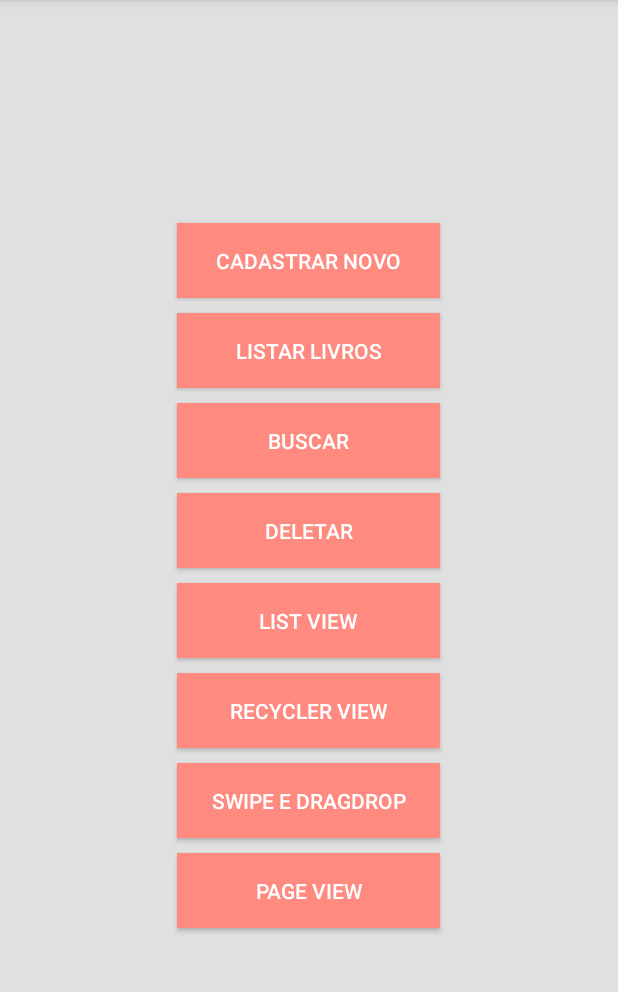
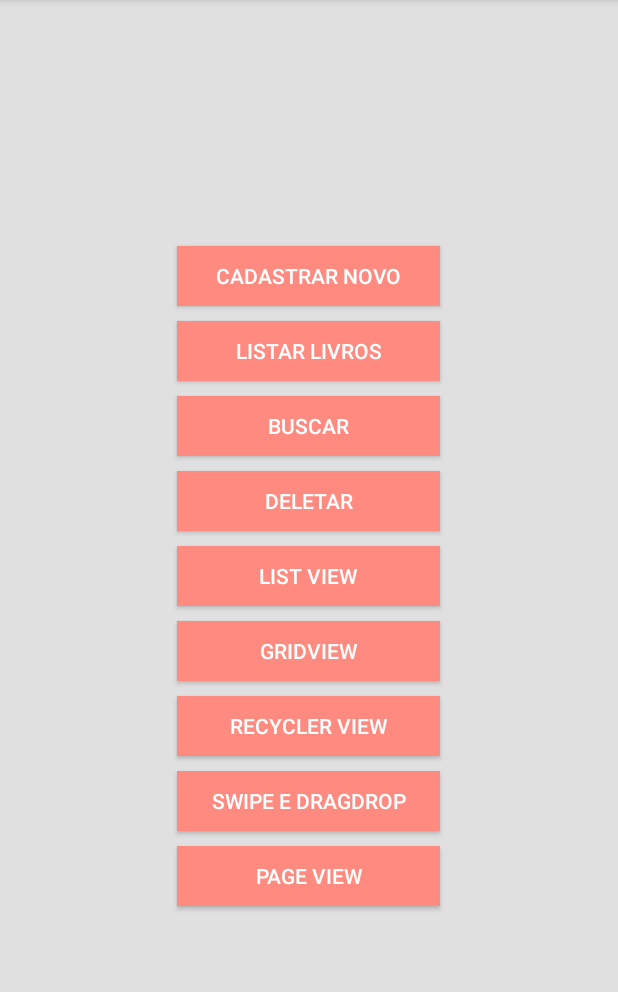
Before and after one commit to BiaChacon/MeusLivros, an Android app: the screen it shows after launch (MainActivity), on a phone screen of 412 x 824 dp, the part 84-1076 px from its top. Run offline under Robolectric (Android 15) with nearby library versions, the phone set to English and light mode, and no system bars.

Commit message:
GridView

```diff
--- a/app/src/main/AndroidManifest.xml
+++ b/app/src/main/AndroidManifest.xml
@@ -9,8 +9,9 @@
         android:roundIcon="@mipmap/ic_launcher_round"
         android:supportsRtl="true"
         android:theme="@style/AppTheme">
-        <activity android:name=".PageViewActivity"></activity>
-        <activity android:name=".SwipeDragDropActivity"></activity>
+        <activity android:name=".GridViewActivity"></activity>
+        <activity android:name=".PageViewActivity" />
+        <activity android:name=".SwipeDragDropActivity" />
         <activity android:name=".RecyclerViewActivity" />
         <activity android:name=".ListViewActivity" />
         <activity android:name=".DeletarLivrosActivity" />
--- a/app/src/main/java/com/biachacon/meuslivros/MainActivity.kt
+++ b/app/src/main/java/com/biachacon/meuslivros/MainActivity.kt
@@ -40,6 +40,11 @@ class MainActivity : AppCompatActivity() {
              var i = Intent(this, ListViewActivity::class.java)
              startActivity(i)
          }
+
+        gridViewBt.setOnClickListener {
+            var i = Intent(this, GridViewActivity::class.java)
+            startActivity(i)
+        }
 
          recyclerViewBt.setOnClickListener {
              var i = Intent(this, RecyclerViewActivity::class.java)
--- a/app/src/main/res/layout/activity_main.xml
+++ b/app/src/main/res/layout/activity_main.xml
@@ -12,7 +12,7 @@
     <Button
         android:id="@+id/cadastrarBt"
         android:layout_width="175dp"
-        android:layout_height="50dp"
+        android:layout_height="40dp"
         android:background="@color/colorPrimary"
         android:text="@string/cadastrar_novo"
         android:textColor="@color/branco" />
@@ -20,7 +20,7 @@
     <Button
         android:id="@+id/listarBt"
         android:layout_width="175dp"
-        android:layout_height="50dp"
+        android:layout_height="40dp"
         android:layout_marginTop="10sp"
         android:background="@color/colorPrimary"
         android:text="@string/listar_livros"
@@ -29,7 +29,7 @@
     <Button
         android:id="@+id/buscarBt"
         android:layout_width="175dp"
-        android:layout_height="50dp"
+        android:layout_height="40dp"
         android:layout_marginTop="10sp"
         android:background="@color/colorPrimary"
         android:text="@string/buscar"
@@ -38,7 +38,7 @@
     <Button
         android:id="@+id/deletarBt"
         android:layout_width="175dp"
-        android:layout_height="50dp"
+        android:layout_height="40dp"
         android:layout_marginTop="10sp"
         android:background="@color/colorPrimary"
         android:text="@string/deletar"
@@ -47,16 +47,25 @@
     <Button
         android:id="@+id/listViewBt"
         android:layout_width="175dp"
-        android:layout_height="50dp"
+        android:layout_height="40dp"
         android:layout_marginTop="10sp"
         android:background="@color/colorPrimary"
         android:text="@string/list_view"
         android:textColor="@color/branco" />
 
     <Button
+        android:id="@+id/gridViewBt"
+        android:layout_width="175dp"
+        android:layout_height="40dp"
+        android:layout_marginTop="10sp"
+        android:background="@color/colorPrimary"
+        android:text="@string/gridview"
+        android:textColor="@color/branco" />
+
+    <Button
         android:id="@+id/recyclerViewBt"
         android:layout_width="175dp"
-        android:layout_height="50dp"
+        android:layout_height="40dp"
         android:layout_marginTop="10sp"
         android:background="@color/colorPrimary"
         android:text="@string/recycler_view"
@@ -65,7 +74,7 @@
     <Button
         android:id="@+id/swipeDragDropBt"
         android:layout_width="175dp"
-        android:layout_height="50dp"
+        android:layout_height="40dp"
         android:layout_marginTop="10sp"
         android:background="@color/colorPrimary"
         android:text="@string/swipe_e_dragdrop"
@@ -75,7 +84,7 @@
     <Button
         android:id="@+id/pageViewBt"
         android:layout_width="175dp"
-        android:layout_height="50dp"
+        android:layout_height="40dp"
         android:layout_marginTop="10sp"
         android:background="@color/colorPrimary"
         android:text="@string/pageview"
--- a/app/src/main/res/values/strings.xml
+++ b/app/src/main/res/values/strings.xml
@@ -20,4 +20,5 @@
     <string name="recycler_view">RECYCLER VIEW</string>
     <string name="pageview">PAGE VIEW</string>
     <string name="swipe_e_dragdrop">SWIPE E DRAGDROP</string>
+    <string name="gridview">GridView</string>
 </resources>
```
Also changed, not shown: app/src/main/java/com/biachacon/meuslivros/GridViewActivity.kt (added, +41 -0 lines), app/src/main/java/com/biachacon/meuslivros/model/LivroAdapterGV.kt (added, +48 -0 lines), app/src/main/java/com/biachacon/meuslivros/model/LivroViewHolderGV.kt (added, +16 -0 lines), app/src/main/res/layout/activity_grid_view.xml (added, +15 -0 lines), app/src/main/res/layout/livro_inflater_gv.xml (added, +53 -0 lines), 1 other file.
